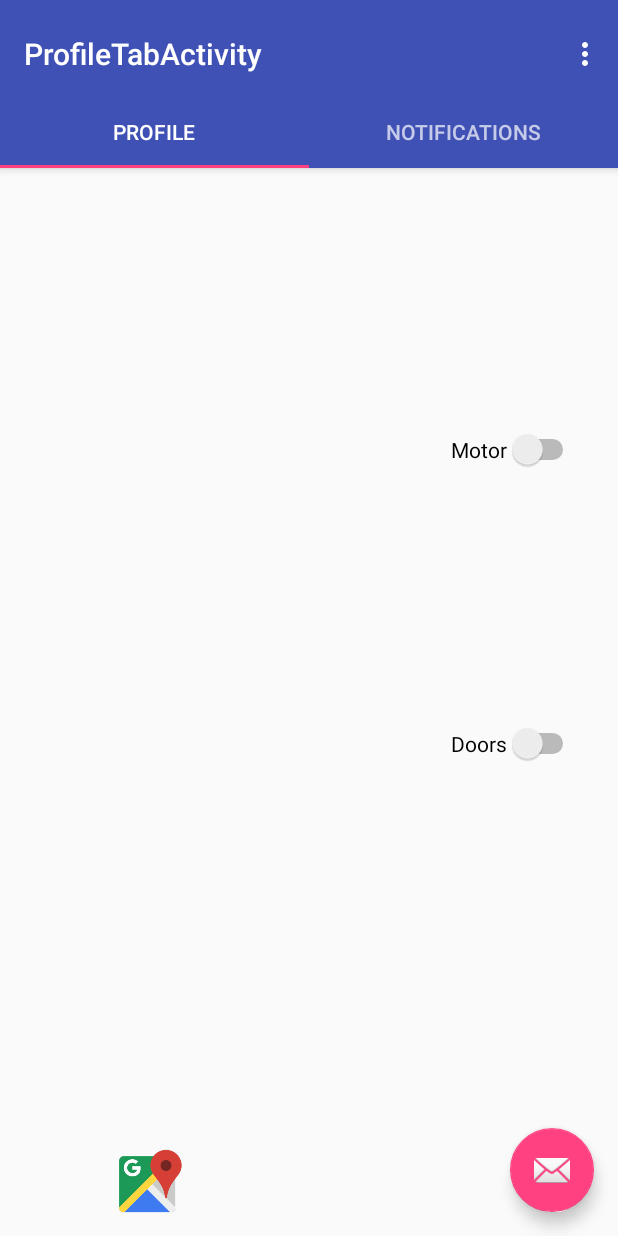
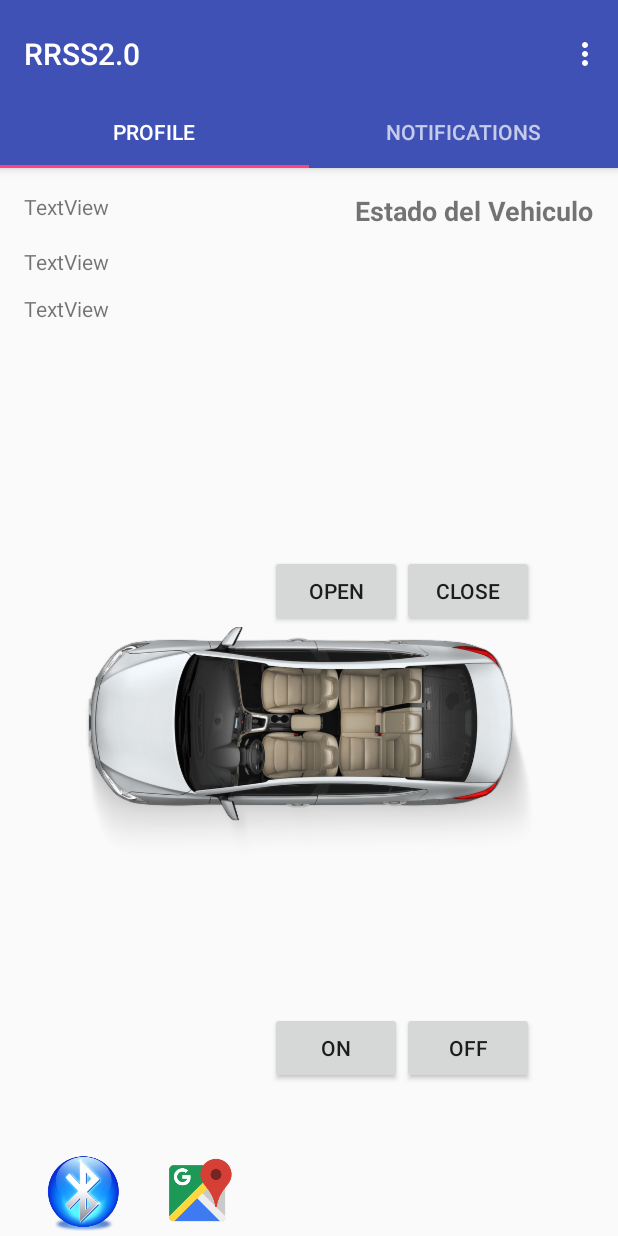
Before and after one commit to rafaeldavid20/RRSS2.0, an Android app: the screen it shows after launch once a user with an empty profile is signed in (ProfileTabActivity), on a phone screen of 412 x 824 dp. Run offline under Robolectric (Android 15) with nearby library versions, the phone set to English and light mode, and no system bars; our stand-ins replace Firebase (no records; nobody signed in at launch, a user with empty details on screens opened directly); 1 statement that could not run was skipped.

Commit message:
3/10/2017

```diff
--- a/app/src/main/AndroidManifest.xml
+++ b/app/src/main/AndroidManifest.xml
@@ -31,7 +31,8 @@
         android:theme="@style/AppTheme">
         <activity
             android:name=".ProfileTabActivity"
-            android:label="@string/title_activity_profile_tab"
+            android:screenOrientation="portrait"
+            android:label="@string/app_name"
             android:theme="@style/AppTheme.NoActionBar">
             <intent-filter>
                 <action android:name="android.intent.action.MAIN" />
--- a/app/src/main/java/com/example/rafae/rrss20/LoginActivity.java
+++ b/app/src/main/java/com/example/rafae/rrss20/LoginActivity.java
@@ -50,10 +50,7 @@ public class LoginActivity extends AppCompatActivity implements View.OnClickList
         editTextPassword = (EditText) findViewById(R.id.editTextPassword);
         buttonSignIn = (Button) findViewById(R.id.buttonSignin);
 
-
         progressDialog = new ProgressDialog(this);
-
-        //attaching click listener
         buttonSignIn.setOnClickListener(this);
 
     }
--- a/app/src/main/java/com/example/rafae/rrss20/MainActivity.java
+++ /dev/null
@@ -1,70 +0,0 @@
-package com.example.rafae.rrss20;
-
-import android.content.Intent;
-import android.support.annotation.NonNull;
-import android.support.v7.app.AppCompatActivity;
-import android.os.Bundle;
-import android.util.Log;
-import android.view.View;
-import android.widget.Button;
-
-import com.google.firebase.auth.FirebaseAuth;
-import com.google.firebase.auth.FirebaseUser;
-
-public class MainActivity extends AppCompatActivity implements View.OnClickListener {
-
-    private FirebaseAuth mAuth;
-    private FirebaseAuth.AuthStateListener mAuthListener;
-    private static final String TAG = "MyActivity";
-    private Button button1;
-
-    @Override
-    protected void onCreate(Bundle savedInstanceState) {
-        super.onCreate(savedInstanceState);
-        setContentView(R.layout.activity_main);
-
-        button1 = (Button) findViewById(R.id.button1);
-        button1.setOnClickListener(this);
-        mAuth = FirebaseAuth.getInstance();
-        mAuthListener = new FirebaseAuth.AuthStateListener() {
-            @Override
-            public void onAuthStateChanged(@NonNull FirebaseAuth firebaseAuth) {
-                FirebaseUser user = firebaseAuth.getCurrentUser();
-                if (user != null) {
-                    // User is signed in
-                    Log.d(TAG, "onAuthStateChanged:signed_in:" + user.getUid());
-                } else {
-                    // User is signed out
-                    Log.d(TAG, "onAuthStateChanged:signed_out");
-                }
-            }
-        };
-
-    }
-
-    @Override
-    public void onStart() {
-        super.onStart();
-        mAuth.addAuthStateListener(mAuthListener);
-    }
-
-    @Override
-    public void onStop() {
-        super.onStop();
-        if (mAuthListener != null) {
-            mAuth.removeAuthStateListener(mAuthListener);
-        }
-    }
-
-
-    @Override
-    public void onClick(View v) {
-
-        if(v == button1){
-
-            finish();
-            startActivity(new Intent(this, LoginActivity.class));
-        }
-
-    }
-}
--- a/app/src/main/java/com/example/rafae/rrss20/MapsActivity.java
+++ b/app/src/main/java/com/example/rafae/rrss20/MapsActivity.java
@@ -10,9 +10,21 @@ import com.google.android.gms.maps.SupportMapFragment;
 import com.google.android.gms.maps.model.LatLng;
 import com.google.android.gms.maps.model.MarkerOptions;
 
+import com.google.firebase.database.DataSnapshot;
+import com.google.firebase.database.DatabaseError;
+import com.google.firebase.database.DatabaseReference;
+import com.google.firebase.database.FirebaseDatabase;
+import com.google.firebase.database.ValueEventListener;
+
+
 public class MapsActivity extends FragmentActivity implements OnMapReadyCallback {
 
     private GoogleMap mMap;
+    DatabaseReference mRootRef = FirebaseDatabase.getInstance().getReference();
+    DatabaseReference mConditionRef = mRootRef.child("coordenadas").child("x");
+    DatabaseReference mConditionRef2 = mRootRef.child("coordenadas").child("y");
+    private static int longitud;
+    private static int latitud;
 
     @Override
     protected void onCreate(Bundle savedInstanceState) {
@@ -25,22 +37,41 @@ public class MapsActivity extends FragmentActivity implements OnMapReadyCallback
     }
 
 
-    /**
-     * Manipulates the map once available.
-     * This callback is triggered when the map is ready to be used.
-     * This is where we can add markers or lines, add listeners or move the camera. In this case,
-     * we just add a marker near Sydney, Australia.
-     * If Google Play services is not installed on the device, the user will be prompted to install
-     * it inside the SupportMapFragment. This method will only be triggered once the user has
-     * installed Google Play services and returned to the app.
-     */
     @Override
     public void onMapReady(GoogleMap googleMap) {
         mMap = googleMap;
 
+        mConditionRef.addValueEventListener(new ValueEventListener() {
+            @Override
+            public void onDataChange(DataSnapshot dataSnapshot) {
+                int clongitud = dataSnapshot.getValue(int.class);
+                longitud = clongitud;
+
+            }
+
+            @Override
+            public void onCancelled(DatabaseError databaseError) {
+
+            }
+        });
+
+        mConditionRef2.addValueEventListener(new ValueEventListener() {
+            @Override
+            public void onDataChange(DataSnapshot dataSnapshot) {
+                int clatitud = dataSnapshot.getValue(int.class);
+                latitud = clatitud;
+            }
+
+            @Override
+            public void onCancelled(DatabaseError databaseError) {
+
+            }
+        });
+
         // Add a marker in Sydney and move the camera
-        LatLng sydney = new LatLng(-34, 151);
+        LatLng sydney = new LatLng(longitud, latitud);
         mMap.addMarker(new MarkerOptions().position(sydney).title("Marker in Sydney"));
         mMap.moveCamera(CameraUpdateFactory.newLatLng(sydney));
     }
+
 }
--- a/app/src/main/java/com/example/rafae/rrss20/ProfileTabActivity.java
+++ b/app/src/main/java/com/example/rafae/rrss20/ProfileTabActivity.java
@@ -24,9 +24,15 @@ import android.widget.ImageButton;
 import android.widget.Switch;
 import android.widget.TextView;
 import android.widget.Toast;
+import android.widget.ToggleButton;
 
 import com.google.firebase.auth.FirebaseAuth;
 import com.google.firebase.auth.FirebaseUser;
+import com.google.firebase.database.DataSnapshot;
+import com.google.firebase.database.DatabaseError;
+import com.google.firebase.database.DatabaseReference;
+import com.google.firebase.database.FirebaseDatabase;
+import com.google.firebase.database.ValueEventListener;
 import com.google.firebase.messaging.RemoteMessage;
 
 public class ProfileTabActivity extends AppCompatActivity implements View.OnClickListener {
@@ -34,6 +40,13 @@ public class ProfileTabActivity extends AppCompatActivity implements View.OnClic
     private FirebaseAuth firebaseAuth;
     private SectionsPagerAdapter mSectionsPagerAdapter;
     private ViewPager mViewPager;
+    static DatabaseReference mRootRef = FirebaseDatabase.getInstance().getReference();
+    static DatabaseReference mConditionRefmotor = mRootRef.child("motor");
+    static DatabaseReference mConditionRefdoors = mRootRef.child("doors");
+
+
+    private static TextView tvmotor;
+    private static TextView tvdoors;
 
     @Override
     protected void onCreate(Bundle savedInstanceState) {
@@ -61,18 +74,10 @@ public class ProfileTabActivity extends AppCompatActivity implements View.OnClic
         TabLayout tabLayout = (TabLayout) findViewById(R.id.tabs);
         tabLayout.setupWithViewPager(mViewPager);
 
-        FloatingActionButton fab = (FloatingActionButton) findViewById(R.id.fab);
-        fab.setOnClickListener(new View.OnClickListener() {
-            @Override
-            public void onClick(View view) {
-                Snackbar.make(view, "Replace with your own action", Snackbar.LENGTH_LONG)
-                        .setAction("Action", null).show();
-            }
-        });
-
 
 
     }
+
 
 
     @Override
@@ -123,6 +128,13 @@ public class ProfileTabActivity extends AppCompatActivity implements View.OnClic
         }
 
         @Override
+        public void onCreate(Bundle savedInstanceState){
+            super.onCreate(savedInstanceState);
+
+        }
+
+
+        @Override
         public View onCreateView(LayoutInflater inflater, ViewGroup container,
                                  Bundle savedInstanceState) {
             View rootView = inflater.inflate(R.layout.fragment_1, container, false);
@@ -135,41 +147,74 @@ public class ProfileTabActivity extends AppCompatActivity implements View.OnClic
                 }
             });
 
-            Switch sm = (Switch) rootView.findViewById(R.id.switch1);
-            Switch sd = (Switch) rootView.findViewById(R.id.switch2);
+            Button buttonOn = (Button) rootView.findViewById(R.id.buttonOn);
+            Button buttonOff = (Button) rootView.findViewById(R.id.buttonOff);
+            Button buttonOpen = (Button) rootView.findViewById(R.id.buttonOpen);
+            Button buttonClose = (Button) rootView.findViewById(R.id.buttonClose);
+            tvmotor = (TextView) rootView.findViewById(R.id.textViewMotor);
+            tvdoors = (TextView) rootView.findViewById(R.id.textViewPuertas);
 
 
+            mConditionRefmotor.addValueEventListener(new ValueEventListener() {
+                @Override
+                public void onDataChange(DataSnapshot dataSnapshot) {
+                    String fmotor = dataSnapshot.getValue(String.class);
+                    tvmotor.setText(fmotor);
 
-            sm.setOnCheckedChangeListener(new CompoundButton.OnCheckedChangeListener() {
+                }
+
                 @Override
-                public void onCheckedChanged(CompoundButton buttonView, boolean isChecked) {
+                public void onCancelled(DatabaseError databaseError) {
 
-                    if(isChecked){
-
-                        Toast.makeText(getActivity(), " motor encendido", Toast.LENGTH_SHORT).show();
-                    }
-                    else{
-
-                        Toast.makeText(getActivity(), " motor apagado", Toast.LENGTH_SHORT).show();
-                    }
                 }
             });
 
-            sd.setOnCheckedChangeListener(new CompoundButton.OnCheckedChangeListener() {
+            mConditionRefdoors.addValueEventListener(new ValueEventListener() {
                 @Override
-                public void onCheckedChanged(CompoundButton buttonView, boolean isChecked) {
+                public void onDataChange(DataSnapshot dataSnapshot) {
+                    String fdoors = dataSnapshot.getValue(String.class);
+                    tvdoors.setText(fdoors);
+                }
 
-                    if(isChecked){
-
-                        Toast.makeText(getActivity(), " puertas abiertas", Toast.LENGTH_SHORT).show();
-                    }
-                    else{
-
-                        Toast.makeText(getActivity(), " puertas cerradas", Toast.LENGTH_SHORT).show();
-                    }
+                @Override
+                public void onCancelled(DatabaseError databaseError) {
 
                 }
             });
+
+
+            buttonOn.setOnClickListener(new View.OnClickListener() {
+                @Override
+                public void onClick(View v) {
+
+                        Toast.makeText(getActivity(), " motor encendido", Toast.LENGTH_SHORT).show();
+                        mConditionRefmotor.setValue("on");
+                    }});
+
+            buttonOff.setOnClickListener(new View.OnClickListener() {
+                @Override
+                public void onClick(View v) {
+
+                    Toast.makeText(getActivity(), " motor apagado", Toast.LENGTH_SHORT).show();
+                    mConditionRefmotor.setValue("off");
+                }});
+
+            buttonOpen.setOnClickListener(new View.OnClickListener() {
+                @Override
+                public void onClick(View v) {
+
+                        Toast.makeText(getActivity(), " puertas abiertas", Toast.LENGTH_SHORT).show();
+                        mConditionRefdoors.setValue("open");
+                }});
+
+            buttonClose.setOnClickListener(new View.OnClickListener() {
+                @Override
+                public void onClick(View v) {
+
+                    Toast.makeText(getActivity(), " puertas cerradas", Toast.LENGTH_SHORT).show();
+                    mConditionRefdoors.setValue("close");
+                }});
+
 
             return rootView;
         }
--- a/app/src/main/res/layout/activity_profile_tab.xml
+++ b/app/src/main/res/layout/activity_profile_tab.xml
@@ -40,12 +40,4 @@
         android:layout_height="match_parent"
         app:layout_behavior="@string/appbar_scrolling_view_behavior" />
 
-    <android.support.design.widget.FloatingActionButton
-        android:id="@+id/fab"
-        android:layout_width="wrap_content"
-        android:layout_height="wrap_content"
-        android:layout_gravity="end|bottom"
-        android:layout_margin="@dimen/fab_margin"
-        app:srcCompat="@android:drawable/ic_dialog_email" />
-
 </android.support.design.widget.CoordinatorLayout>
--- a/app/src/main/res/layout/fragment_1.xml
+++ b/app/src/main/res/layout/fragment_1.xml
@@ -11,56 +11,134 @@
     android:background="@android:color/transparent"
     android:backgroundTint="@android:color/transparent">
 
-    <Switch
-        android:text="Motor"
-        android:layout_width="wrap_content"
-        android:layout_height="wrap_content"
-        android:id="@+id/switch1"
-        android:layout_marginTop="158dp"
-        android:layout_alignParentTop="true"
-        android:layout_alignParentRight="true"
-        android:layout_alignParentEnd="true"
-        android:layout_marginRight="10dp"
-        android:layout_marginEnd="10dp" />
-
-    <Switch
-        android:text="Doors"
-        android:layout_width="wrap_content"
-        android:layout_height="wrap_content"
-        android:id="@+id/switch2"
-        android:layout_centerVertical="true"
-        android:layout_alignLeft="@+id/switch1"
-        android:layout_alignStart="@+id/switch1" />
-
     <ImageButton
         android:layout_width="wrap_content"
         android:layout_height="wrap_content"
         app:srcCompat="@drawable/bluetooth_3"
-        android:layout_marginLeft="17dp"
-        android:layout_marginStart="17dp"
-        android:id="@+id/imageButton"
-        android:elevation="2dp"
-        android:tint="@android:color/transparent"
-        android:src="@android:color/transparent"
-        android:foregroundTint="@android:color/transparent"
-        android:foreground="@android:color/transparent"
-        android:backgroundTint="@android:color/transparent"
+        android:layout_marginLeft="15dp"
+        android:layout_marginStart="15dp"
+        android:layout_marginBottom="43dp"
+        android:id="@+id/imageButton3"
         android:layout_alignParentBottom="true"
         android:layout_alignParentLeft="true"
         android:layout_alignParentStart="true"
-        android:layout_marginBottom="49dp"
         android:background="@android:color/transparent" />
 
     <ImageButton
         android:layout_width="wrap_content"
         android:layout_height="wrap_content"
         app:srcCompat="@drawable/google_maps_512"
-        android:layout_alignBottom="@+id/imageButton"
-        android:layout_toRightOf="@+id/imageButton"
-        android:layout_toEndOf="@+id/imageButton"
-        android:layout_marginLeft="39dp"
-        android:layout_marginStart="39dp"
+        android:layout_marginLeft="25dp"
+        android:layout_marginStart="25dp"
         android:id="@+id/imageButton2"
-        android:background="@android:color/transparent" />
+        android:background="@android:color/transparent"
+        android:layout_alignTop="@+id/imageButton3"
+        android:layout_toRightOf="@+id/imageButton3"
+        android:layout_toEndOf="@+id/imageButton3" />
+
+    <TextView
+        android:text="TextView"
+        android:layout_width="wrap_content"
+        android:layout_height="wrap_content"
+        android:layout_alignParentTop="true"
+        android:layout_alignParentLeft="true"
+        android:layout_alignParentStart="true"
+        android:id="@+id/textViewNombre" />
+
+    <TextView
+        android:text="TextView"
+        android:layout_width="wrap_content"
+        android:layout_height="wrap_content"
+        android:layout_below="@+id/textViewModelo"
+        android:layout_alignParentLeft="true"
+        android:layout_alignParentStart="true"
+        android:layout_marginTop="12dp"
+        android:id="@+id/textViewPlaca" />
+
+    <ImageView
+        android:layout_width="wrap_content"
+        android:layout_height="wrap_content"
+        app:srcCompat="@drawable/carro"
+        android:id="@+id/imageView3"
+        android:layout_centerVertical="true"
+        android:layout_centerHorizontal="true" />
+
+    <Button
+        android:text="ON"
+        android:layout_width="wrap_content"
+        android:layout_height="wrap_content"
+        android:id="@+id/buttonOn"
+        android:layout_above="@+id/imageButton2"
+        android:layout_toLeftOf="@+id/buttonOff"
+        android:layout_toStartOf="@+id/buttonOff"
+        android:layout_marginBottom="48dp" />
+
+    <Button
+        android:text="OFF"
+        android:layout_width="wrap_content"
+        android:layout_height="wrap_content"
+        android:id="@+id/buttonOff"
+        android:layout_alignBottom="@+id/buttonOn"
+        android:layout_alignRight="@+id/imageView3"
+        android:layout_alignEnd="@+id/imageView3" />
+
+    <Button
+        android:text="Close"
+        android:layout_width="wrap_content"
+        android:layout_height="wrap_content"
+        android:layout_above="@+id/imageView3"
+        android:layout_toRightOf="@+id/buttonOn"
+        android:layout_toEndOf="@+id/buttonOn"
+        android:id="@+id/buttonClose" />
+
+    <Button
+        android:text="Open"
+        android:layout_width="wrap_content"
+        android:layout_height="wrap_content"
+        android:id="@+id/buttonOpen"
+        android:layout_above="@+id/imageView3"
+        android:layout_toLeftOf="@+id/buttonClose"
+        android:layout_toStartOf="@+id/buttonClose" />
+
+    <TextView
+        android:text="TextView"
+        android:layout_width="wrap_content"
+        android:layout_height="wrap_content"
+        android:layout_marginTop="17dp"
+        android:id="@+id/textViewModelo"
+        android:layout_below="@+id/textViewNombre"
+        android:layout_alignParentLeft="true"
+        android:layout_alignParentStart="true" />
+
+    <TextView
+        android:text="Estado del Vehiculo"
+        android:layout_width="wrap_content"
+        android:layout_height="wrap_content"
+        android:layout_alignParentTop="true"
+        android:layout_alignParentRight="true"
+        android:layout_alignParentEnd="true"
+        android:id="@+id/textViewEstado"
+        android:textSize="18sp"
+        android:textStyle="normal|bold" />
+
+    <TextView
+        android:text="TextView"
+        android:layout_width="wrap_content"
+        android:layout_height="wrap_content"
+        android:id="@+id/textViewPuertas"
+        android:layout_alignBaseline="@+id/textViewPlaca"
+        android:layout_alignBottom="@+id/textViewPlaca"
+        android:layout_alignParentRight="true"
+        android:layout_alignParentEnd="true" />
+
+    <TextView
+        android:text="TextView"
+        android:layout_width="wrap_content"
+        android:layout_height="wrap_content"
+        android:id="@+id/textViewMotor"
+        android:layout_alignBaseline="@+id/textViewModelo"
+        android:layout_alignBottom="@+id/textViewModelo"
+        android:layout_alignParentRight="true"
+        android:layout_alignParentEnd="true" />
 
 </RelativeLayout>
```
Also changed, not shown: app/src/main/res/drawable-hdpi/carro.png (added), app/src/main/res/drawable-ldpi/carro.png (added), app/src/main/res/drawable-mdpi/carro.png (added), app/src/main/res/drawable-xhdpi/carro.png (added), app/src/main/res/drawable-xxhdpi/carro.png (added), app/src/main/res/drawable-xxxhdpi/carro.png (added).
